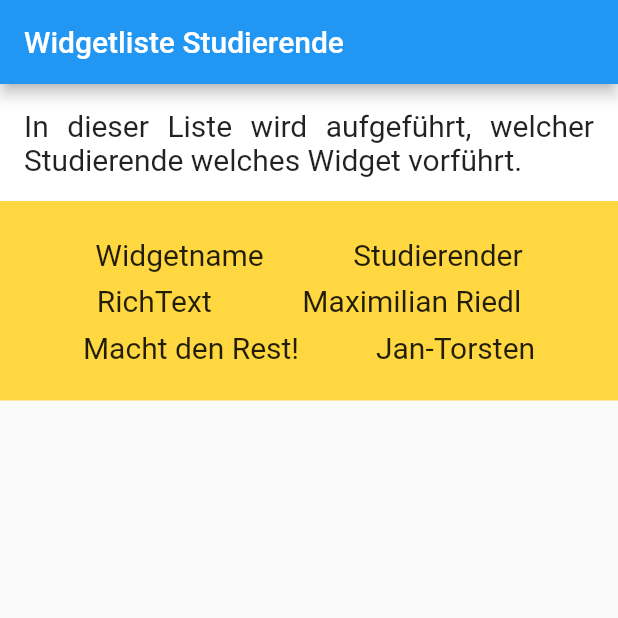
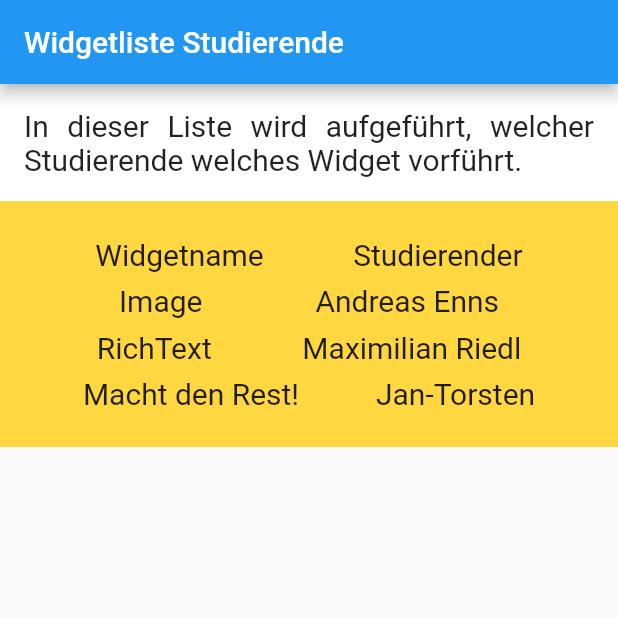
Before and after one commit to drmilde/uebung_1_widgetlist_app, a Flutter app: the screen it shows after launch, on a phone screen of 412 x 824 dp, the top half of it. Run offline on Flutter 3.47's test engine with Material 2 defaults, Android fonts, the phone set to English and light mode, and no system bars.

Commit message:
Neuer Try

```diff
--- a/lib/main.dart
+++ b/lib/main.dart
@@ -40,6 +40,7 @@ class _WidgetListeStudierendeScreenState
               Column(
                 children: <Widget>[
                   zeileMitWidgetUndStudierendem("Widgetname", "Studierender"),
+                  zeileMitWidgetUndStudierendem("Image", "Andreas Enns"),
                   zeileMitWidgetUndStudierendem("RichText", "Maximilian Riedl"),
                   //
                   // TODO Hier Eure jeweilige Zeile einfügen !!!!!!
```
